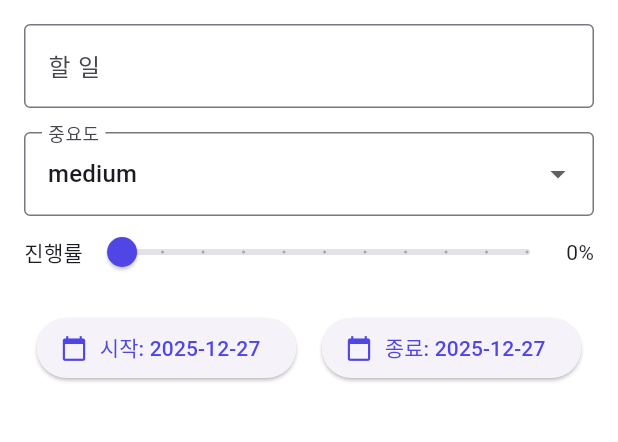
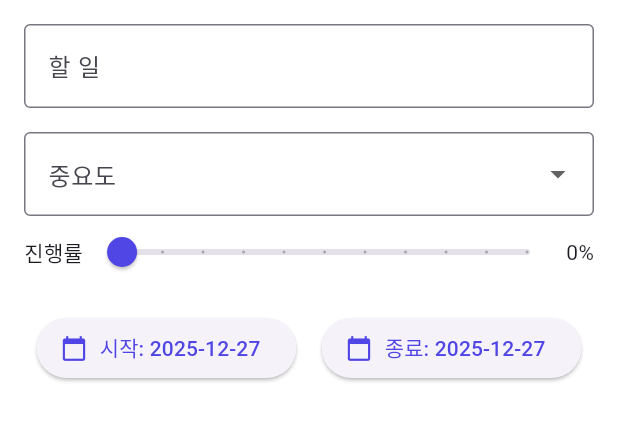
Before and after one commit to s6xybr8in/TodoApp, a Flutter app: the screen it shows after launch, after a tap on the "add" icon, on a phone screen of 412 x 824 dp, the part 84-526 px from its top. Run offline on Flutter 3.47's test engine with Material 3 defaults, Android fonts, the phone set to English and light mode, and no system bars; our stand-ins replace hive, hive_flutter, table_calendar; accounts and stored records are empty.

Commit message:
phase 1.4

```diff
--- a/lib/main.dart
+++ b/lib/main.dart
@@ -33,8 +33,8 @@ class MyApp extends StatelessWidget {
           seedColor: const Color(0xFF4F46E5), // Primary color from SVG
           primary: const Color(0xFF4F46E5), // Indigo
           secondary: const Color(0xFF7C3AED), // Violet
-          surface: Colors.white,
-          background: Colors.white,
+          surface: Colors.white
+          //background: Colors.white,
           // Rest of the colors can be derived or set explicitly
         ),
         scaffoldBackgroundColor: Colors.white,
--- a/lib/models/todo.dart
+++ b/lib/models/todo.dart
@@ -59,7 +59,7 @@ class Todo extends HiveObject {
       progress: json['progress'],
       startDate: DateTime.parse(json['startDate']),
       endDate: DateTime.parse(json['endDate']),
-      isDone: json['isCompleted'],
+      isDone: json['isDone'],
       doneDate: json['doneDate'] != null ? DateTime.parse(json['doneDate']) : null,
     );
   }
@@ -73,7 +73,7 @@ class Todo extends HiveObject {
       'progress': progress,
       'startDate': startDate.toIso8601String(),
       'endDate': endDate.toIso8601String(),
-      'isCompleted': isDone,
+      'isDone': isDone,
       'doneDate': doneDate?.toIso8601String(),
     };
   }
--- a/lib/screens/todo_detail_screen.dart
+++ b/lib/screens/todo_detail_screen.dart
@@ -99,7 +99,7 @@ class _TodoDetailScreenState extends State<TodoDetailScreen> {
               const SizedBox(height: 16),
               // 중요도 선택
               DropdownButtonFormField<Importance>(
-                value: _importance,
+                //value: _importance,
                 decoration: const InputDecoration(
                   labelText: '중요도',
                   border: OutlineInputBorder(),
```
Also changed, not shown: lib/screens/home_screen.dart (+11 -0 lines), lib/widgets/todo_list_item.dart (+3 -5 lines), img/icon.svg, 1 other file.
